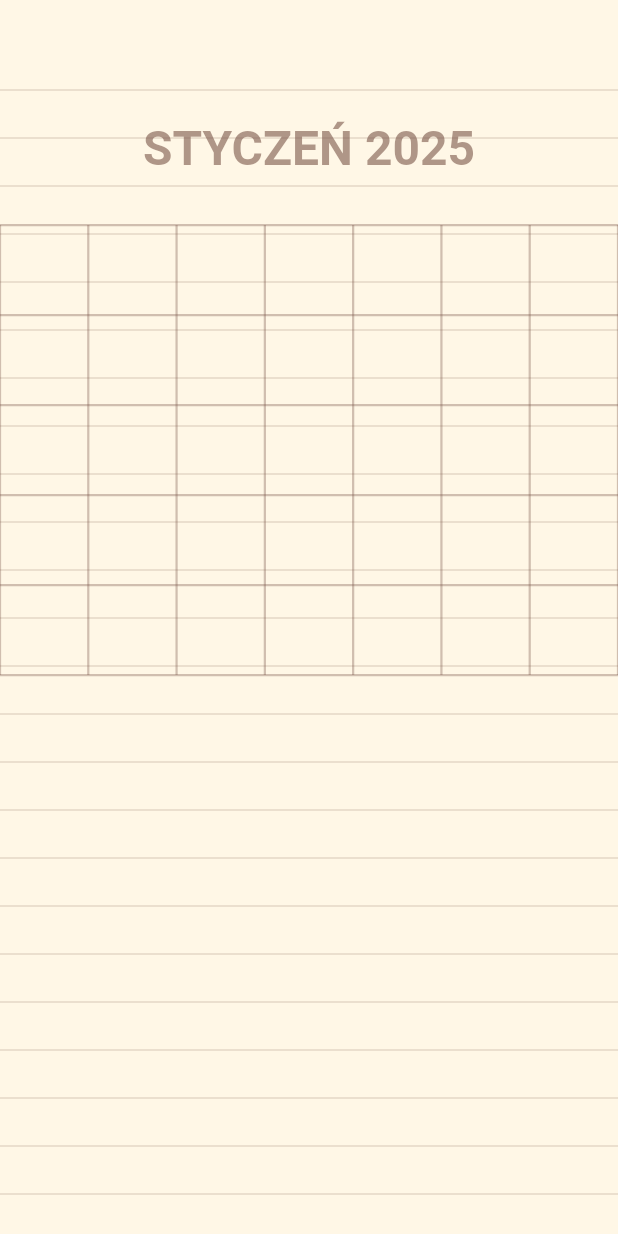
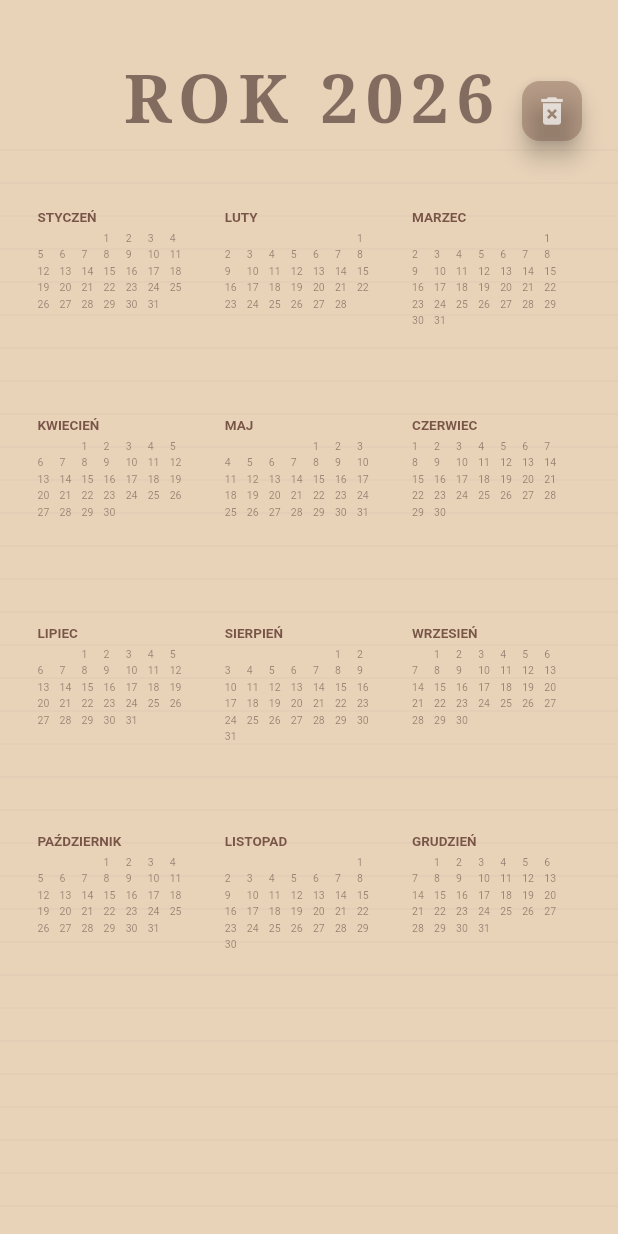
Before and after one commit to pszyma2/moja_testowa_aplikacja, a Flutter app: the screen it shows after launch, in the side drawer, after a tap on "Mój Organizer", on a phone screen of 412 x 824 dp. Run offline on Flutter 3.47's test engine with Material 3 defaults, Android fonts, the light colour scheme and no system bars; our stand-ins replace audioplayers, shared_preferences.

Commit message:
kalendarz roczny

```diff
--- a/lib/screens/organizer_page.dart
+++ b/lib/screens/organizer_page.dart
@@ -10,264 +10,230 @@ class OrganizerPage extends StatefulWidget {
 
 class _OrganizerPageState extends State<OrganizerPage>
     with SingleTickerProviderStateMixin {
-  double _dragAmount = 0.0;
+  double _dragValue = 0.0;
   int _currentIndex = 2026;
-  late AnimationController _animationController;
-  Animation<double>? _currentAnimation;
+  late AnimationController _controller;
+
+  // MAPA: Rok -> Lista punktów (zapisuje notatki dla każdego roku osobno)
+  final Map<int, List<Offset?>> _allNotes = {};
 
   @override
   void initState() {
     super.initState();
-    _animationController = AnimationController(
-      vsync: this,
-      duration: const Duration(milliseconds: 450),
-    );
+    _controller = AnimationController(
+        vsync: this, duration: const Duration(milliseconds: 600));
   }
 
-  @override
-  void dispose() {
-    _animationController.dispose();
-    super.dispose();
+  void _handleUpdate(DragUpdateDetails details) {
+    if (_controller.isAnimating) return;
+    setState(() {
+      _dragValue -= details.primaryDelta! / MediaQuery.of(context).size.width;
+      _dragValue = _dragValue.clamp(-1.0, 1.0);
+    });
   }
 
-  void _finishMove(bool complete) {
-    if (complete) {
-      // Cel: 1.0 (lewo) lub -1.0 (prawo)
-      double target = _dragAmount > 0 ? 1.0 : -1.0;
-
-      _currentAnimation = Tween<double>(
-        begin: _dragAmount,
-        end: target,
-      ).animate(CurvedAnimation(
-        parent: _animationController,
-        curve: Curves.easeOutCubic,
-      ));
-
-      _animationController.addListener(_updateDragAmount);
-
-      _animationController.forward(from: 0.0).then((_) {
-        _animationController.removeListener(_updateDragAmount);
-        setState(() {
-          _currentIndex += _dragAmount > 0 ? 1 : -1;
-          _dragAmount = 0.0;
-          _animationController.reset();
+  void _animateTo(double target, {VoidCallback? onComplete}) {
+    final Animation<double> localAnim =
+        Tween<double>(begin: _dragValue, end: target).animate(
+      CurvedAnimation(parent: _controller, curve: Curves.easeOutQuart),
+    );
+    localAnim.addListener(() => setState(() => _dragValue = localAnim.value));
+    _controller.forward(from: 0.0).then((_) {
+      _controller.reset();
+      if (onComplete != null) onComplete();
     });
-      });
-    } else {
-      // Powrót do zera (anulowanie)
-      _currentAnimation = Tween<double>(
-        begin: _dragAmount,
-        end: 0.0,
-      ).animate(CurvedAnimation(
-        parent: _animationController,
-        curve: Curves.easeOutCubic,
-      ));
-
-      _animationController.addListener(_updateDragAmount);
-      _animationController.forward(from: 0.0).then((_) {
-        _animationController.removeListener(_updateDragAmount);
-        setState(() {
-          _dragAmount = 0.0;
-          _animationController.reset();
-        });
-      });
-    }
-  }
-
-  void _updateDragAmount() {
-    if (_currentAnimation != null) {
-      setState(() {
-        _dragAmount = _currentAnimation!.value;
-      });
-    }
   }
 
   @override
   Widget build(BuildContext context) {
+    // Inicjalizacja listy dla bieżącego roku, jeśli jeszcze nie istnieje
+    _allNotes.putIfAbsent(_currentIndex, () => []);
+
     return Scaffold(
-      backgroundColor: const Color(0xFF121212),
-      body: GestureDetector(
-        behavior: HitTestBehavior.opaque,
-        onHorizontalDragUpdate: (details) {
-          if (_animationController.isAnimating) return;
+      backgroundColor: const Color(0xFF0F0F0F),
+      body: Stack(
+        children: [
+          // 1. KARTA POD SPODEM (Inny rok)
+          _buildFullPage(
+              _dragValue >= 0 ? _currentIndex + 1 : _currentIndex - 1,
+              isBackground: true),
+
+          // 2. KARTA WIERZCHNIA (Bieżący rok + Twój Waterman)
+          Center(
+            child: Transform(
+              alignment: _dragValue >= 0
+                  ? Alignment.centerLeft
+                  : Alignment.centerRight,
+              transform: Matrix4.identity()
+                ..setEntry(3, 2, 0.001)
+                ..rotateY(_dragValue * math.pi / 1.5),
+              child: GestureDetector(
+                onPanUpdate: (details) {
+                  if (_dragValue.abs() < 0.05) {
                     setState(() {
-            _dragAmount -=
-                details.primaryDelta! / MediaQuery.of(context).size.width;
-            _dragAmount = _dragAmount.clamp(-1.0, 1.0);
+                      _allNotes[_currentIndex]!.add(details.localPosition);
+                    });
+                  }
+                },
+                onPanEnd: (details) =>
+                    setState(() => _allNotes[_currentIndex]!.add(null)),
+                child: _buildFullPage(_currentIndex),
+              ),
+            ),
+          ),
+
+          // 3. DOLNY PASEK DO PRZEWIJANIA
+          Align(
+            alignment: Alignment.bottomCenter,
+            child: GestureDetector(
+              onHorizontalDragUpdate: _handleUpdate,
+              onHorizontalDragEnd: (d) {
+                double target = _dragValue.abs() > 0.3
+                    ? (_dragValue > 0 ? 1.0 : -1.0)
+                    : 0.0;
+                _animateTo(target, onComplete: () {
+                  if (target.abs() == 1.0) {
+                    setState(() {
+                      _currentIndex += _dragValue > 0 ? 1 : -1;
+                      _dragValue = 0.0;
+                    });
+                  }
                 });
               },
-        onHorizontalDragEnd: (details) {
-          if (_animationController.isAnimating) return;
-          // Decyzja na podstawie wychylenia lub szybkości machnięcia
-          bool shouldFlip =
-              _dragAmount.abs() > 0.4 || details.primaryVelocity!.abs() > 600;
-          _finishMove(shouldFlip);
-        },
-        child: Stack(
-          children: [
-            // KARTA POD SPODEM
-            _buildPaperContent(
-                _dragAmount > 0 ? _currentIndex + 1 : _currentIndex - 1),
-
-            // KARTA WIERZCHNIA (Ucinana)
-            ClipPath(
-              clipper: CylinderClipper(_dragAmount),
-              child: _buildPaperContent(_currentIndex),
+              child: Container(height: 100, color: Colors.transparent),
+            ),
           ),
 
-            // WAŁEK 3D
-            if (_dragAmount != 0)
-              IgnorePointer(
-                child: CustomPaint(
-                  painter: DynamicCylinderPainter(_dragAmount),
-                  size: Size.infinite,
+          // Gumka
+          Positioned(
+            top: 50,
+            right: 20,
+            child: FloatingActionButton.small(
+              backgroundColor: Colors.brown.withOpacity(0.4),
+              child: const Icon(Icons.delete_forever, color: Colors.white70),
+              onPressed: () => setState(() => _allNotes[_currentIndex] = []),
             ),
           ),
         ],
       ),
-      ),
     );
   }
 
-  Widget _buildPaperContent(int year) {
+  Widget _buildFullPage(int year, {bool isBackground = false}) {
     return Container(
       width: double.infinity,
       height: double.infinity,
-      color: const Color(0xFFFFF7E6),
+      color: const Color(0xFFE8D3B9),
       child: CustomPaint(
-        painter: FullPagePainter(year: year.toString()),
+        painter: VintagePagePainter(
+          year: year,
+          // Przekazujemy notatki tylko dla tego konkretnego roku
+          points: _allNotes[year] ?? [],
+        ),
       ),
     );
   }
 }
 
-// --- RENDERING STRONY ---
-class FullPagePainter extends CustomPainter {
-  final String year;
-  FullPagePainter({required this.year});
+class VintagePagePainter extends CustomPainter {
+  final int year;
+  final List<Offset?> points;
+  VintagePagePainter({required this.year, required this.points});
 
   @override
   void paint(Canvas canvas, Size size) {
-    final gridPaint = Paint()
-      ..color = Colors.brown.withValues(alpha: 0.2)
-      ..strokeWidth = 1.0;
-    for (double i = 60; i < size.height; i += 32) {
-      canvas.drawLine(Offset(0, i), Offset(size.width, i), gridPaint);
+    // Papier
+    canvas.drawRect(
+        Offset.zero & size, Paint()..color = const Color(0xFFE8D3B9));
+
+    // Linie
+    final linePaint = Paint()..color = Colors.brown.withOpacity(0.08);
+    for (double i = 100; i < size.height; i += 22) {
+      canvas.drawLine(Offset(0, i), Offset(size.width, i), linePaint);
     }
 
-    final calendarPaint = Paint()
-      ..color = Colors.brown.withValues(alpha: 0.35)
-      ..strokeWidth = 1.5;
-    double cellW = size.width / 7;
-    for (int col = 0; col <= 7; col++) {
-      canvas.drawLine(
-          Offset(col * cellW, 150), Offset(col * cellW, 450), calendarPaint);
+    // Rok
+    final tp = TextPainter(
+      text: TextSpan(
+          text: "ROK $year",
+          style: TextStyle(
+              color: Colors.brown[900]!.withOpacity(0.6),
+              fontSize: 45,
+              fontWeight: FontWeight.bold,
+              fontFamily: 'Serif',
+              letterSpacing: 5)),
+      textDirection: TextDirection.ltr,
+    )..layout();
+    tp.paint(canvas, Offset((size.width - tp.width) / 2, 40));
+
+    // Kalendarz (Dni)
+    _drawCalendar(canvas, size);
+
+    // ATRAMENT (Tylko dla tego roku)
+    final ink = Paint()
+      ..color = const Color(0xFF002B5B)
+      ..strokeCap = StrokeCap.round
+      ..strokeWidth = 2.5;
+    for (int i = 0; i < points.length - 1; i++) {
+      if (points[i] != null && points[i + 1] != null) {
+        canvas.drawLine(points[i]!, points[i + 1]!, ink);
       }
-    for (int row = 0; row <= 5; row++) {
-      canvas.drawLine(Offset(0, 150 + (row * 60)),
-          Offset(size.width, 150 + (row * 60)), calendarPaint);
+    }
   }
 
-    final textPainter = TextPainter(
+  void _drawCalendar(Canvas canvas, Size size) {
+    double startY = 140;
+    double gridW = size.width / 3.3;
+    double gridH = (size.height - 200) / 4.5;
+    final months = [
+      "STYCZEŃ",
+      "LUTY",
+      "MARZEC",
+      "KWIECIEŃ",
+      "MAJ",
+      "CZERWIEC",
+      "LIPIEC",
+      "SIERPIEŃ",
+      "WRZESIEŃ",
+      "PAŹDZIERNIK",
+      "LISTOPAD",
+      "GRUDZIEŃ"
+    ];
+
+    for (int m = 0; m < 12; m++) {
+      double x = (m % 3) * gridW + 25;
+      double y = (m ~/ 3) * gridH + startY;
+
+      TextPainter(
           text: TextSpan(
-        text: "STYCZEŃ $year",
+              text: months[m],
+              style: const TextStyle(
+                  color: Colors.brown,
+                  fontSize: 9,
+                  fontWeight: FontWeight.bold)),
+          textDirection: TextDirection.ltr)
+        ..layout()
+        ..paint(canvas, Offset(x, y));
+
+      DateTime firstDay = DateTime(year, m + 1, 1);
+      int daysInMonth = DateTime(year, m + 2, 0).day;
+      for (int d = 1; d <= daysInMonth; d++) {
+        int pos = d + firstDay.weekday - 1;
+        double dx = x + ((pos - 1) % 7) * (gridW / 8.5);
+        double dy = y + 15 + ((pos - 1) ~/ 7) * 11;
+        TextPainter(
+            text: TextSpan(
+                text: "$d",
                 style: TextStyle(
-            fontSize: 32,
-            fontWeight: FontWeight.bold,
-            color: Colors.brown.withValues(alpha: 0.6)),
-      ),
-      textDirection: TextDirection.ltr,
-    )..layout();
-    textPainter.paint(canvas, Offset((size.width - textPainter.width) / 2, 80));
+                    color: Colors.brown[900]!.withOpacity(0.5), fontSize: 7)),
+            textDirection: TextDirection.ltr)
+          ..layout()
+          ..paint(canvas, Offset(dx, dy));
+      }
+    }
   }
 
   @override
-  bool shouldRepaint(FullPagePainter old) => old.year != year;
+  bool shouldRepaint(VintagePagePainter old) =>
+      old.points != points || old.year != year;
 }
-
-// --- RENDERING WAŁKA 3D ---
-class DynamicCylinderPainter extends CustomPainter {
-  final double amount;
-  DynamicCylinderPainter(this.amount);
-
-  @override
-  void paint(Canvas canvas, Size size) {
-    double absA = amount.abs();
-    double xPos = amount > 0 ? size.width * (1 - absA) : size.width * absA;
-    double cylinderWidth = 25.0 + (85.0 * math.sqrt(absA));
-
-    Rect cylinderRect = Rect.fromLTWH(amount > 0 ? xPos : xPos - cylinderWidth,
-        0, cylinderWidth, size.height);
-
-    // Cień rzucany
-    final dropShadow = Paint()
-      ..shader = LinearGradient(
-        begin: amount > 0 ? Alignment.centerRight : Alignment.centerLeft,
-        end: amount > 0 ? Alignment.centerLeft : Alignment.centerRight,
-        colors: [Colors.black.withValues(alpha: 0.4), Colors.transparent],
-      ).createShader(
-          Rect.fromLTWH(amount > 0 ? xPos - 40 : xPos, 0, 40, size.height));
-    canvas.drawRect(
-        Rect.fromLTWH(amount > 0 ? xPos - 40 : xPos, 0, 40, size.height),
-        dropShadow);
-
-    // Papier wałka
-    canvas.drawRect(cylinderRect, Paint()..color = const Color(0xFFF2E4C1));
-
-    // Odbicie siatki (Twoje zielone linie)
-    canvas.save();
-    canvas.clipRect(cylinderRect);
-    final paint = Paint()
-      ..color = Colors.brown.withValues(alpha: 0.4)
-      ..strokeWidth = 1.2;
-    double cellW = size.width / 7;
-    for (int col = 0; col <= 7; col++) {
-      double origX = col * cellW;
-      double dist = amount > 0 ? (origX - xPos) : (xPos - origX);
-      double lineX = amount > 0 ? xPos + dist : xPos - dist;
-      canvas.drawLine(Offset(lineX, 150), Offset(lineX, 450), paint);
-    }
-    for (double i = 60; i < size.height; i += 32) {
-      canvas.drawLine(
-          Offset(cylinderRect.left, i), Offset(cylinderRect.right, i), paint);
-    }
-    canvas.restore();
-
-    // Efekt 3D (Światło)
-    final highlight = Paint()
-      ..shader = LinearGradient(
-        begin: amount > 0 ? Alignment.centerLeft : Alignment.centerRight,
-        end: amount > 0 ? Alignment.centerRight : Alignment.centerLeft,
-        colors: [
-          Colors.black.withValues(alpha: 0.3),
-          Colors.white.withValues(alpha: 0.45),
-          Colors.black.withValues(alpha: 0.4),
-        ],
-        stops: const [0.0, 0.3, 1.0],
-      ).createShader(cylinderRect);
-    canvas.drawRect(cylinderRect, highlight);
-  }
-
-  @override
-  bool shouldRepaint(DynamicCylinderPainter old) => old.amount != amount;
-}
-
-// --- CLIPPER ---
-class CylinderClipper extends CustomClipper<Path> {
-  final double amount;
-  CylinderClipper(this.amount);
-  @override
-  Path getClip(Size size) {
-    double absA = amount.abs();
-    double xPos = amount > 0 ? size.width * (1 - absA) : size.width * absA;
-    Path path = Path();
-    if (amount >= 0)
-      path.addRect(Rect.fromLTWH(0, 0, xPos, size.height));
-    else
-      path.addRect(Rect.fromLTWH(xPos, 0, size.width - xPos, size.height));
-    return path;
-  }
-
-  @override
-  bool shouldReclip(CylinderClipper old) => old.amount != amount;
-}
```
Lines whose indentation alone changed are shown as unchanged.
